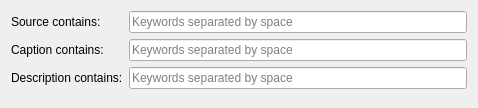
The window that client/nx_client_desktop/src/ui/widgets/business/custom_business_event_widget.ui (networkoptix/nx_open) describes before a commit, drawn with Qt 5.
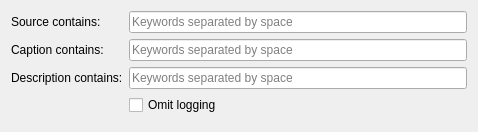
The same window after the commit. Custom widgets are drawn as their Qt base class.

Commit message: VMS-7696 Implemented 'omit logging' logic for generic events

Diff of the .ui file:
```diff
--- a/client/nx_client_desktop/src/ui/widgets/business/custom_business_event_widget.ui
+++ b/client/nx_client_desktop/src/ui/widgets/business/custom_business_event_widget.ui
@@ -7,7 +7,7 @@
     <x>0</x>
     <y>0</y>
     <width>478</width>
-    <height>108</height>
+    <height>131</height>
    </rect>
   </property>
   <property name="windowTitle">
@@ -58,6 +58,16 @@
        </property>
       </widget>
      </item>
+     <item row="3" column="1">
+      <widget class="QCheckBox" name="omitLogging">
+       <property name="text">
+        <string>Omit logging</string>
+       </property>
+       <property name="checked">
+        <bool>false</bool>
+       </property>
+      </widget>
+     </item>
     </layout>
    </item>
    <item>
```
Left out of the diff: 22 changed lines with no effect on the pictures. The commit also changes 11 other files.
